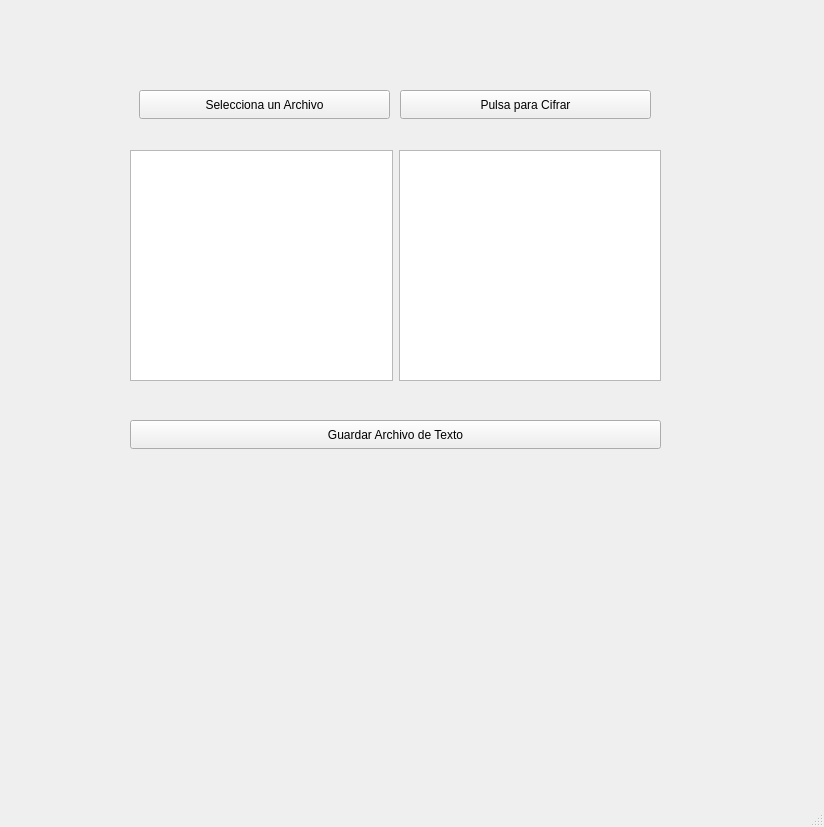
The window that CriptoAnalisis/mainwindow.ui (69-bits/CriptoAnalisis) describes before a commit, drawn with Qt 5.
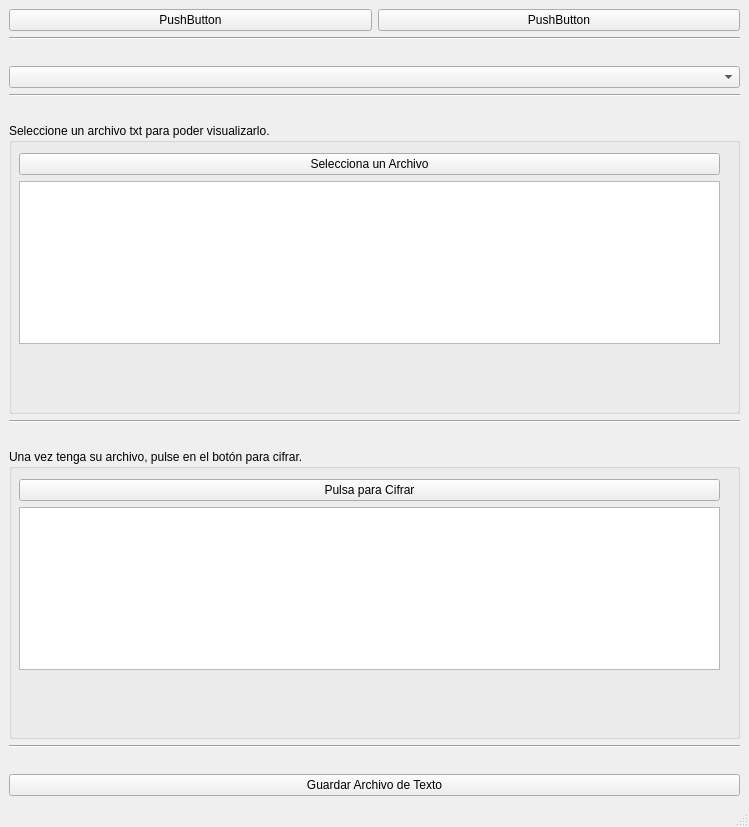
The same window after the commit.

```diff
--- a/CriptoAnalisis/mainwindow.ui
+++ b/CriptoAnalisis/mainwindow.ui
@@ -6,7 +6,7 @@
    <rect>
     <x>0</x>
     <y>0</y>
-    <width>824</width>
+    <width>749</width>
     <height>827</height>
    </rect>
   </property>
@@ -14,63 +14,189 @@
    <string>CriptoApp</string>
   </property>
   <widget class="QWidget" name="centralwidget">
-   <widget class="QWidget" name="horizontalLayoutWidget">
-    <property name="geometry">
-     <rect>
-      <x>130</x>
-      <y>150</y>
-      <width>531</width>
-      <height>231</height>
-     </rect>
-    </property>
-    <layout class="QHBoxLayout" name="horizontalLayout">
-     <item>
-      <widget class="QTextEdit" name="textOriginal"/>
-     </item>
-     <item>
-      <widget class="QTextEdit" name="textResultado"/>
-     </item>
-    </layout>
-   </widget>
-   <widget class="QPushButton" name="btnAbrir">
-    <property name="geometry">
-     <rect>
-      <x>139</x>
-      <y>90</y>
-      <width>251</width>
-      <height>29</height>
-     </rect>
-    </property>
-    <property name="text">
-     <string>Selecciona un Archivo</string>
-    </property>
-   </widget>
-   <widget class="QPushButton" name="btnCifrar">
-    <property name="geometry">
-     <rect>
-      <x>400</x>
-      <y>90</y>
-      <width>251</width>
-      <height>29</height>
-     </rect>
-    </property>
-    <property name="text">
-     <string>Pulsa para Cifrar</string>
-    </property>
-   </widget>
-   <widget class="QPushButton" name="btnGuardar">
-    <property name="geometry">
-     <rect>
-      <x>130</x>
-      <y>420</y>
-      <width>531</width>
-      <height>29</height>
-     </rect>
-    </property>
-    <property name="text">
-     <string>Guardar Archivo de Texto</string>
-    </property>
-   </widget>
+   <layout class="QGridLayout" name="gridLayout_5">
+    <item row="0" column="0">
+     <layout class="QHBoxLayout" name="horizontalLayout_2">
+      <item>
+       <widget class="QPushButton" name="pushButton_2">
+        <property name="text">
+         <string>PushButton</string>
+        </property>
+       </widget>
+      </item>
+      <item>
+       <widget class="QPushButton" name="pushButton">
+        <property name="text">
+         <string>PushButton</string>
+        </property>
+       </widget>
+      </item>
+     </layout>
+    </item>
+    <item row="2" column="0">
+     <spacer name="horizontalSpacer_4">
+      <property name="orientation">
+       <enum>Qt::Orientation::Horizontal</enum>
+      </property>
+      <property name="sizeHint" stdset="0">
+       <size>
+        <width>40</width>
+        <height>20</height>
+       </size>
+      </property>
+     </spacer>
+    </item>
+    <item row="7" column="0">
+     <layout class="QGridLayout" name="gridLayout_3">
+      <item row="1" column="0">
+       <widget class="QGroupBox" name="groupBox">
+        <property name="title">
+         <string>Seleccione un archivo txt para poder visualizarlo.</string>
+        </property>
+        <widget class="QWidget" name="verticalLayoutWidget">
+         <property name="geometry">
+          <rect>
+           <x>10</x>
+           <y>30</y>
+           <width>701</width>
+           <height>191</height>
+          </rect>
+         </property>
+         <layout class="QVBoxLayout" name="verticalLayout">
+          <item>
+           <widget class="QPushButton" name="btnAbrir">
+            <property name="text">
+             <string>Selecciona un Archivo</string>
+            </property>
+           </widget>
+          </item>
+          <item>
+           <widget class="QTextEdit" name="textOriginal"/>
+          </item>
+         </layout>
+        </widget>
+       </widget>
+      </item>
+     </layout>
+    </item>
+    <item row="10" column="0">
+     <layout class="QGridLayout" name="gridLayout_4">
+      <item row="1" column="0">
+       <widget class="QGroupBox" name="groupBox_3">
+        <property name="title">
+         <string>Una vez tenga su archivo, pulse en el botón para cifrar.</string>
+        </property>
+        <widget class="QWidget" name="verticalLayoutWidget_5">
+         <property name="geometry">
+          <rect>
+           <x>10</x>
+           <y>30</y>
+           <width>701</width>
+           <height>191</height>
+          </rect>
+         </property>
+         <layout class="QVBoxLayout" name="verticalLayout_6">
+          <item>
+           <widget class="QPushButton" name="btnCifrar">
+            <property name="text">
+             <string>Pulsa para Cifrar</string>
+            </property>
+           </widget>
+          </item>
+          <item>
+           <widget class="QTextEdit" name="textResultado"/>
+          </item>
+         </layout>
+        </widget>
+       </widget>
+      </item>
+     </layout>
+    </item>
+    <item row="13" column="0">
+     <widget class="QPushButton" name="btnGuardar">
+      <property name="text">
+       <string>Guardar Archivo de Texto</string>
+      </property>
+     </widget>
+    </item>
+    <item row="11" column="0">
+     <widget class="Line" name="line_3">
+      <property name="orientation">
+       <enum>Qt::Orientation::Horizontal</enum>
+      </property>
+     </widget>
+    </item>
+    <item row="8" column="0">
+     <widget class="Line" name="line_2">
+      <property name="orientation">
+       <enum>Qt::Orientation::Horizontal</enum>
+      </property>
+     </widget>
+    </item>
+    <item row="5" column="0">
+     <spacer name="horizontalSpacer">
+      <property name="orientation">
+       <enum>Qt::Orientation::Horizontal</enum>
+      </property>
+      <property name="sizeHint" stdset="0">
+       <size>
+        <width>40</width>
+        <height>20</height>
+       </size>
+      </property>
+     </spacer>
+    </item>
+    <item row="9" column="0">
+     <spacer name="horizontalSpacer_2">
+      <property name="orientation">
+       <enum>Qt::Orientation::Horizontal</enum>
+      </property>
+      <property name="sizeHint" stdset="0">
+       <size>
+        <width>40</width>
+        <height>20</height>
+       </size>
+      </property>
+     </spacer>
+    </item>
+    <item row="4" column="0">
+     <widget class="Line" name="line">
+      <property name="orientation">
+       <enum>Qt::Orientation::Horizontal</enum>
+      </property>
+     </widget>
+    </item>
+    <item row="12" column="0">
+     <spacer name="horizontalSpacer_3">
+      <property name="orientation">
+       <enum>Qt::Orientation::Horizontal</enum>
+      </property>
+      <property name="sizeHint" stdset="0">
+       <size>
+        <width>40</width>
+        <height>20</height>
+       </size>
+      </property>
+     </spacer>
+    </item>
+    <item row="3" column="0">
+     <widget class="QComboBox" name="comboBox">
+      <property name="editable">
+       <bool>false</bool>
+      </property>
+      <property name="placeholderText">
+       <string>Selecciona tu cifrado</string>
+      </property>
+     </widget>
+    </item>
+    <item row="1" column="0">
+     <widget class="Line" name="line_4">
+      <property name="orientation">
+       <enum>Qt::Orientation::Horizontal</enum>
+      </property>
+     </widget>
+    </item>
+   </layout>
   </widget>
   <widget class="QMenuBar" name="menubar">
    <property name="geometry">
```
Left out of the diff: 2 changed lines with no effect on the pictures.
